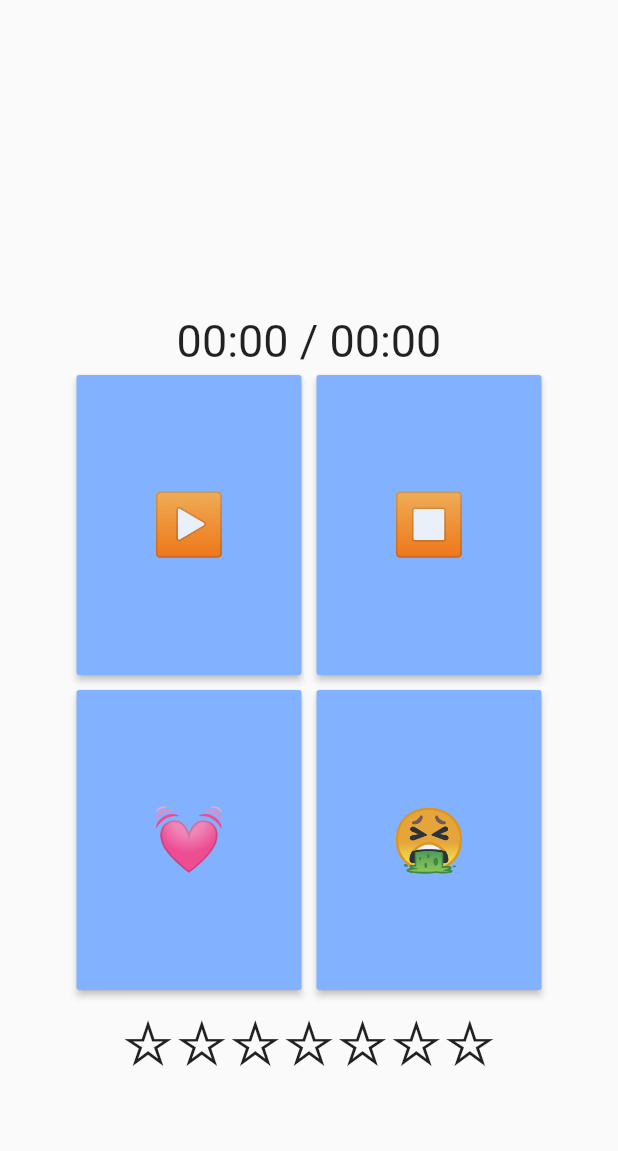
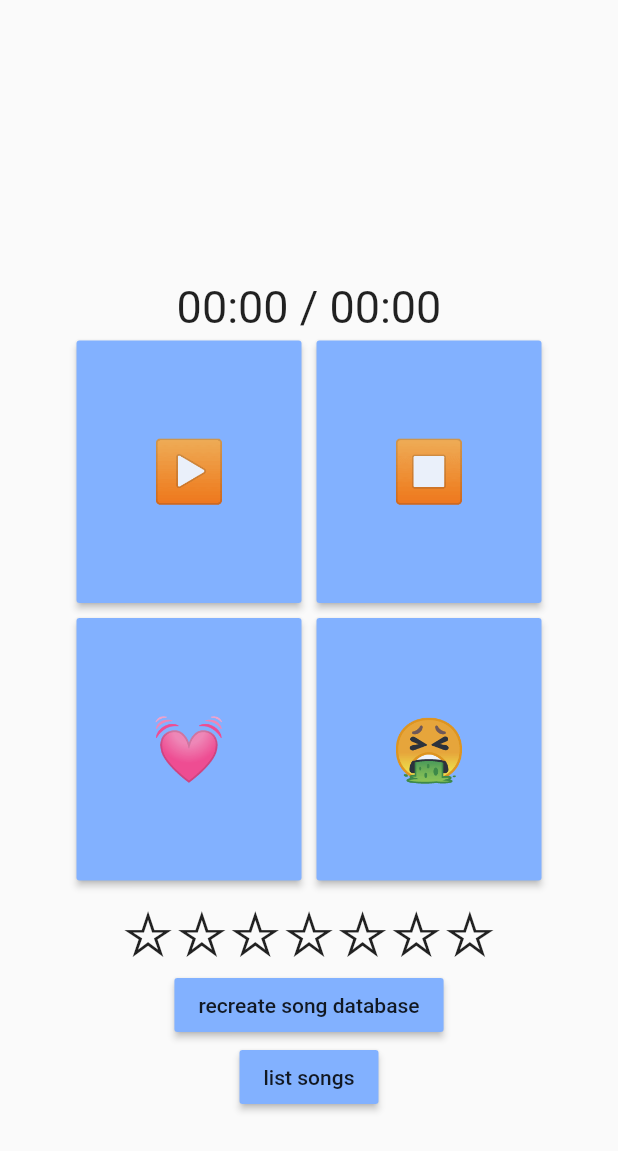
Before and after one commit to chrisheib/musicapp, a Flutter app: the screen it shows after launch, after a tap on "▶️", on a phone screen of 412 x 824 dp. Shown: the top 1151 px of the screen. Run offline on Flutter 3.47's test engine with Material 2 defaults, Android fonts, the phone set to English and light mode, and no system bars; our stand-ins replace connectivity_plus, fluttertoast, just_audio, sqflite; missing offline and left inert: flutter_background; accounts and stored records are empty; network calls fail.

Commit message:
Add connectivity check, db, download and store song metadata

```diff
--- a/lib/main.dart
+++ b/lib/main.dart
@@ -1,8 +1,11 @@
 // import 'dart:io';
 // import 'dart:async';
 // import 'package:flutter/widgets.dart';
-// import 'package:path/path.dart';
-// import 'package:sqflite/sqflite.dart';
+import 'dart:convert';
+
+import 'package:musicapp/song.dart';
+import 'package:path/path.dart';
+import 'package:sqflite/sqflite.dart';
 // import 'package:flutter/foundation.dart';
 import 'package:flutter/material.dart';
 import 'package:just_audio/just_audio.dart';
@@ -10,6 +13,7 @@ import 'package:musicapp/songdataframe.dart';
 // import 'package:path_provider/path_provider.dart';
 // import 'package:dio/dio.dart';
 import 'package:flutter_background/flutter_background.dart';
+import 'package:http/http.dart' as http;
 
 void main() async {
   // https://docs.flutter.dev/cookbook/persistence/sqlite
@@ -17,40 +21,73 @@ void main() async {
   // Avoid errors caused by flutter upgrade.
   // Importing 'package:flutter/widgets.dart' is required.
   WidgetsFlutterBinding.ensureInitialized();
+
   // Open the database and store the reference.
-  // final database = await openDatabase(
-  //   // Set the path to the database. Note: Using the `join` function from the
-  //   // `path` package is best practice to ensure the path is correctly
-  //   // constructed for each platform.
-  //   join(await getDatabasesPath(), 'songs.db'),
-  //   // When the database is first created, create a table to store dogs.
-  //   onCreate: (db, version) {
-  //     // Run the CREATE TABLE statement on the database.
-  //     return db.execute(
-  //       'CREATE TABLE songs(id INTEGER PRIMARY KEY, title TEXT, album TEXT, artist TEXT, )',
-  //     );
-  //   },
-  //   // Set the version. This executes the onCreate function and provides a
-  //   // path to perform database upgrades and downgrades.
-  //   version: 1,
-  // );
+  var database = await openDatabase(
+    // Set the path to the database. Note: Using the `join` function from the
+    // `path` package is best practice to ensure the path is correctly
+    // constructed for each platform.
+    join(await getDatabasesPath(), 'songs.db'),
+    onUpgrade: (db, oldVersion, newVersion) async {
+      print("OnUpdate:  $oldVersion -> $newVersion");
+      if (oldVersion <= 3) {
+        print("update 3");
+        await db.execute("DROP TABLE IF EXISTS songs");
+      }
+      if (oldVersion <= 4) {
+        print("update 4");
+        await db.execute(
+          """CREATE TABLE songs(
+            id INTEGER PRIMARY KEY,
+            title TEXT,
+            album TEXT,
+            artist TEXT,
+            filename TEXT,
+            length NUMBER,
+            rating NUMBER
+          )""",
+        );
+      }
+      if (oldVersion <= 5) {
+        print("update 5");
+        await db.execute("DROP TABLE IF EXISTS songs");
+        await db.execute(
+          """CREATE TABLE songs(
+            id INTEGER PRIMARY KEY,
+            title TEXT,
+            album TEXT,
+            artist TEXT,
+            length TEXT,
+            filename TEXT,
+            rating NUMBER
+          )""",
+        );
+      }
+    },
+    // Set the version. This executes the onCreate function and provides a
+    // path to perform database upgrades and downgrades.
+    version: 5,
+  );
 
-  runApp(const MyApp(
-    key: Key("main"),
-    // db: database,
+  runApp(MyApp(
+    key: const Key("main"),
+    db: database,
   ));
 }
 
 class MyApp extends StatefulWidget {
-  // final Database db;
-  // const MyApp({super.key, required this.db});
-  const MyApp({super.key});
+  final Database db;
+  const MyApp({super.key, required this.db});
+  // const MyApp(super.key, {db });
 
   @override
-  State<MyApp> createState() => _MyAppState();
+  // ignore: no_logic_in_create_state
+  State<MyApp> createState() => _MyAppState(db: db);
 }
 
 class _MyAppState extends State<MyApp> {
+  final Database db;
+  _MyAppState({required this.db});
   // var dl;
   @override
   Widget build(BuildContext context) {
@@ -79,13 +116,17 @@ class _MyAppState extends State<MyApp> {
         // is not restarted.
         primarySwatch: Colors.blue,
       ),
-      home: const MyHomePage(title: 'Flutter Demo Home Page'),
+      home: MyHomePage(
+        title: 'Flutter Demo Home Page',
+        db: db,
+      ),
     );
   }
 }
 
 class MyHomePage extends StatefulWidget {
-  const MyHomePage({super.key, required this.title});
+  final Database db;
+  const MyHomePage({super.key, required this.title, required this.db});
 
   // This widget is the home page of your application. It is stateful, meaning
   // that it has a State object (defined below) that contains fields that affect
@@ -99,10 +140,13 @@ class MyHomePage extends StatefulWidget {
   final String title;
 
   @override
-  State<MyHomePage> createState() => _MyHomePageState();
+  // ignore: no_logic_in_create_state
+  State<MyHomePage> createState() => _MyHomePageState(db: db);
 }
 
 class _MyHomePageState extends State<MyHomePage> {
+  _MyHomePageState({required this.db});
+  final Database db;
   final AudioPlayer player = AudioPlayer();
 
   final androidConfig = const FlutterBackgroundAndroidConfig(
@@ -178,7 +222,16 @@ class _MyHomePageState extends State<MyHomePage> {
             SongDataFrame(
               key: const Key("song1"),
               player: player,
+              db: db,
             ),
+            MaterialButton(
+                color: Colors.blueAccent.shade100,
+                onPressed: recreateSongDatabase,
+                child: const Text("recreate song database")),
+            MaterialButton(
+                color: Colors.blueAccent.shade100,
+                onPressed: listSongs,
+                child: const Text("list songs")),
             // const Text(
             //   'You have pushed the button this many times:',
             // ),
@@ -196,4 +249,31 @@ class _MyHomePageState extends State<MyHomePage> {
       // ), // This trailing comma makes auto-formatting nicer for build methods.
     );
   }
+
+  void recreateSongDatabase() async {
+    var response = await http.get(Uri.parse('https://music.stschiff.de/songs'));
+    if (response.statusCode == 200) {
+      // If the server did return a 200 OK response,
+      // then parse the JSON.
+      List<dynamic> songsJson = jsonDecode(response.body);
+      List<Song> songs = [];
+      for (var s in songsJson) {
+        songs.add(Song.fromJson(s));
+        print(s);
+        await songs.last.saveToDb(db);
+      }
+    } else {
+      // If the server did not return a 200 OK response,
+      // then throw an exception.
+      throw Exception('Failed to load album');
+    }
+  }
+
+  void listSongs() async {
+    final List<Map<String, dynamic>> maps = await db.query('songs');
+    var songs = maps.map((e) => {print(e), Song.fromJson(e)});
+    for (var s in songs) {
+      print(s);
+    }
+  }
 }
--- /dev/null
+++ b/lib/network.dart
@@ -0,0 +1,43 @@
+import 'package:connectivity_plus/connectivity_plus.dart';
+
+enum ConnectionStatus {
+  none,
+  mobile,
+  wlan,
+}
+
+Future<ConnectionStatus> getConnectionStatus() async {
+  String cType = "none";
+  var connectivityResult = await (Connectivity().checkConnectivity());
+  ConnectionStatus out;
+
+  if (connectivityResult == ConnectivityResult.mobile) {
+    cType = "Mobile Data";
+    out = ConnectionStatus.mobile;
+  } else if (connectivityResult == ConnectivityResult.wifi) {
+    cType = "Wifi Network";
+    out = ConnectionStatus.wlan;
+  } else if (connectivityResult == ConnectivityResult.ethernet) {
+    cType = "Ethernet Network";
+    out = ConnectionStatus.wlan;
+  } else if (connectivityResult == ConnectivityResult.bluetooth) {
+    cType = "Blutooth Data connection";
+    out = ConnectionStatus.mobile;
+  } else {
+    cType = "none";
+    out = ConnectionStatus.none;
+  }
+
+  print(cType); //Output: Wifi Network
+  return out;
+}
+
+Future<bool> isConnected() async {
+  var status = await getConnectionStatus();
+  return status != ConnectionStatus.none;
+}
+
+Future<bool> isUsingFastConnection() async {
+  var status = await getConnectionStatus();
+  return status == ConnectionStatus.wlan;
+}
--- a/lib/song.dart
+++ b/lib/song.dart
@@ -1,6 +1,9 @@
 import 'dart:convert';
 
 import 'package:http/http.dart' as http;
+import 'package:musicapp/network.dart';
+import 'package:sqflite/sqflite.dart';
+import 'dart:math';
 
 // {
 //  "id":2861,
@@ -39,16 +42,17 @@ class Song {
   factory Song.fromJson(Map<String, dynamic> json) {
     return Song(
       id: json['id'],
-      title: json['songname'],
-      album: json['album'],
-      artist: json['artist'],
-      length: json['length'],
-      filename: json['filename'],
-      rating: json['rating'],
+      title: json['songname'] ?? "",
+      album: json['album'] ?? "",
+      artist: json['artist'] ?? "",
+      length: json['length'] ?? "--:--",
+      filename: json['filename'] ?? "",
+      rating: json['rating'] ?? 0,
     );
   }
 
-  static Future<Song> fetchRandom() async {
+  static Future<Song> fetchRandom(Database db) async {
+    if (await isConnected()) {
       var response =
           await http.get(Uri.parse('https://music.stschiff.de/random_id'));
       if (response.statusCode == 200) {
@@ -59,7 +63,13 @@ class Song {
       } else {
         // If the server did not return a 200 OK response,
         // then throw an exception.
-      throw Exception('Failed to load album');
+        throw Exception('Failed to fetch random');
+      }
+    } else {
+      final List<Map<String, dynamic>> songlistRes = await db.query('songs');
+      var randSongId = Random().nextInt(songlistRes.length);
+      var song = Song.fromJson(songlistRes[randSongId]);
+      return song;
     }
   }
 
@@ -100,4 +110,29 @@ class Song {
     }
     return success;
   }
+
+  Map<String, dynamic> toMap() {
+    return {
+      "id": id,
+      "title": title,
+      "album": album,
+      "artist": artist,
+      "filename": filename,
+      "length": length,
+      "rating": rating,
+    };
   }
+
+  // Define a function that inserts dogs into the database
+  Future<void> saveToDb(Database db) async {
+    // Insert the Dog into the correct table. You might also specify the
+    // `conflictAlgorithm` to use in case the same dog is inserted twice.
+    //
+    // In this case, replace any previous data.
+    await db.insert(
+      'songs',
+      toMap(),
+      conflictAlgorithm: ConflictAlgorithm.replace,
+    );
+  }
+}
--- a/lib/songdataframe.dart
+++ b/lib/songdataframe.dart
@@ -2,6 +2,7 @@ import 'dart:async';
 import 'package:flutter/material.dart';
 import 'package:just_audio/just_audio.dart';
 import 'package:fluttertoast/fluttertoast.dart';
+import 'package:sqflite/sqflite.dart';
 
 import 'song.dart';
 
@@ -13,8 +14,10 @@ String printDuration(Duration duration) {
 }
 
 class SongDataFrame extends StatefulWidget {
+  final Database db;
   final AudioPlayer player;
-  const SongDataFrame({required Key key, required this.player})
+  const SongDataFrame(
+      {required Key key, required this.player, required this.db})
       : super(key: key);
 
   @override
@@ -34,10 +37,12 @@ class _SongDataFrameState extends State<SongDataFrame> {
         length: "",
         filename: "",
         rating: 0);
-    Timer.periodic(const Duration(milliseconds: 300), (Timer t) async {
+    Timer.periodic(const Duration(milliseconds: 200), (Timer t) async {
       // print(
       // "playing: ${playing}, pos: ${widget.player.position}, dur: ${widget.player.duration}");
-      if (playing && widget.player.position >= widget.player.duration!) {
+      if (playing &&
+          widget.player.position >=
+              (widget.player.duration ?? const Duration(days: 1 << 63))) {
         await play();
       }
       setState(() {});
@@ -46,8 +51,9 @@ class _SongDataFrameState extends State<SongDataFrame> {
 
   Future<void> play() async {
     playing = true;
-    song = await Song.fetchRandom();
+    song = await Song.fetchRandom(widget.db);
     var songid = song.id;
+    // widget.player.stop();
     await widget.player.setUrl(// Load a URL
         'https://music.stschiff.de/songs/$songid'); // Schemes: (https: | file: | asset: )
     // await widget.player.setLoopMode(LoopMode.all);
@@ -119,7 +125,7 @@ class _SongDataFrameState extends State<SongDataFrame> {
               Container(
                   margin: const EdgeInsets.all(5.0),
                   child: MaterialButton(
-                    height: 200,
+                    height: 175,
                     minWidth: 150,
                     onPressed: play,
                     color: Colors.blueAccent.shade100,
@@ -129,7 +135,7 @@ class _SongDataFrameState extends State<SongDataFrame> {
               Container(
                   margin: const EdgeInsets.all(5.0),
                   child: MaterialButton(
-                    height: 200,
+                    height: 175,
                     minWidth: 150,
                     onPressed: stop,
                     color: Colors.blueAccent.shade100,
@@ -143,7 +149,7 @@ class _SongDataFrameState extends State<SongDataFrame> {
               Container(
                   margin: const EdgeInsets.all(5.0),
                   child: MaterialButton(
-                    height: 200,
+                    height: 175,
                     minWidth: 150,
                     onPressed: upvote,
                     color: song.upvoted
@@ -154,7 +160,7 @@ class _SongDataFrameState extends State<SongDataFrame> {
               Container(
                   margin: const EdgeInsets.all(5.0),
                   child: MaterialButton(
-                    height: 200,
+                    height: 175,
                     minWidth: 150,
                     onPressed: downvoteskip,
                     color: Colors.blueAccent.shade100,
--- a/pubspec.yaml
+++ b/pubspec.yaml
@@ -45,6 +45,7 @@ dependencies:
   fluttertoast: 8.1.1
   sqflite:
   path:
+  connectivity_plus: ^3.0.2
 
 
 dev_dependencies:
```
Also changed, not shown: pubspec.lock, 3 other files. Lines whose indentation alone changed are shown as unchanged.
